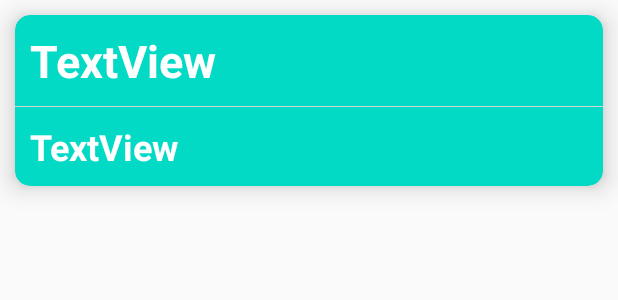
After one commit to theochandra/TMDBClient, an Android app: the layout list_item.xml on its own in the app's theme, with its tools: preview values and no code run, on a phone screen of 412 x 824 dp. The commit adds this screen. Shown: the top 300 px of the screen. Run offline under Robolectric (Android 15) with nearby library versions, the phone set to English and light mode, and no system bars.

Commit message:
add movie recycler view

```diff
--- a/app/build.gradle
+++ b/app/build.gradle
@@ -38,6 +38,8 @@ android {
 }
 
 dependencies {
+    implementation 'androidx.cardview:cardview:1.0.0'
+    implementation 'androidx.recyclerview:recyclerview:1.1.0'
     def lifecycle_version = "2.2.0"
     def arch_version = "2.1.0"
     def room_version = "2.2.5"
--- /dev/null
+++ b/app/src/main/res/layout/list_item.xml
@@ -0,0 +1,63 @@
+<?xml version="1.0" encoding="utf-8"?>
+<layout
+    xmlns:android="http://schemas.android.com/apk/res/android"
+    xmlns:app="http://schemas.android.com/apk/res-auto"
+    xmlns:tools="http://schemas.android.com/tools">
+
+    <LinearLayout
+        android:layout_width="match_parent"
+        android:layout_height="match_parent"
+        android:orientation="vertical">
+
+        <androidx.cardview.widget.CardView
+            android:id="@+id/card_view"
+            android:layout_margin="10dp"
+            android:layout_width="match_parent"
+            android:layout_height="wrap_content"
+            android:layout_gravity="center"
+            android:clickable="true"
+            android:focusable="true"
+            app:cardBackgroundColor="@color/colorAccent"
+            app:cardCornerRadius="10dp"
+            app:cardElevation="10dp">
+
+            <LinearLayout
+                android:id="@+id/list_item_layout"
+                android:layout_width="match_parent"
+                android:layout_height="match_parent"
+                android:orientation="vertical">
+
+                <TextView
+                    android:id="@+id/title_text_view"
+                    android:layout_width="wrap_content"
+                    android:layout_height="wrap_content"
+                    android:layout_margin="10dp"
+                    android:text="TextView"
+                    android:textColor="@android:color/background_light"
+                    android:textSize="30sp"
+                    android:textStyle="bold" />
+
+                <ImageView
+                    android:id="@+id/imageView"
+                    android:layout_width="match_parent"
+                    android:layout_height="wrap_content"
+                    tools:srcCompat="@tools:sample/avatars"
+                    android:contentDescription="TODO"/>
+
+                <TextView
+                    android:id="@+id/description_text_view"
+                    android:layout_width="wrap_content"
+                    android:layout_height="wrap_content"
+                    android:layout_margin="10dp"
+                    android:text="TextView"
+                    android:textColor="@android:color/background_light"
+                    android:textSize="24sp"
+                    android:textStyle="bold" />
+
+            </LinearLayout>
+
+        </androidx.cardview.widget.CardView>
+
+    </LinearLayout>
+
+</layout>
```
Also changed, not shown: app/src/main/java/com/android/tmdbclient/presentation/movie/MovieActivity.kt (+25 -1 lines), app/src/main/java/com/android/tmdbclient/presentation/movie/MovieAdapter.kt (added, +56 -0 lines), app/src/main/res/layout/activity_movie.xml (+22 -0 lines).
